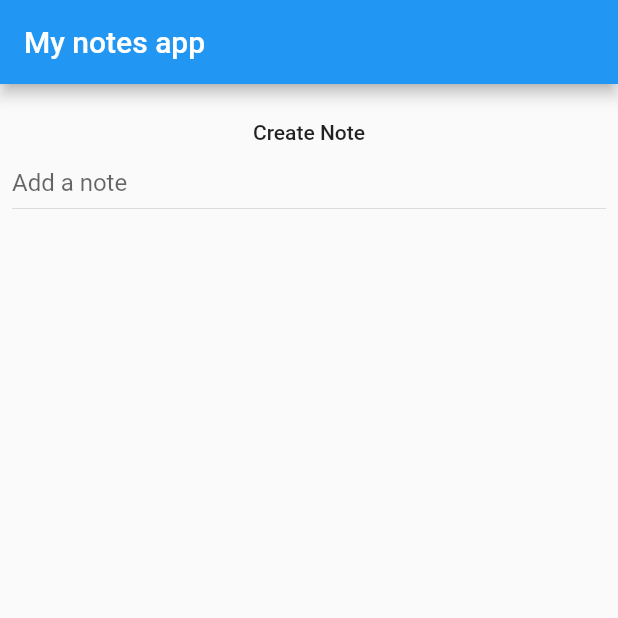
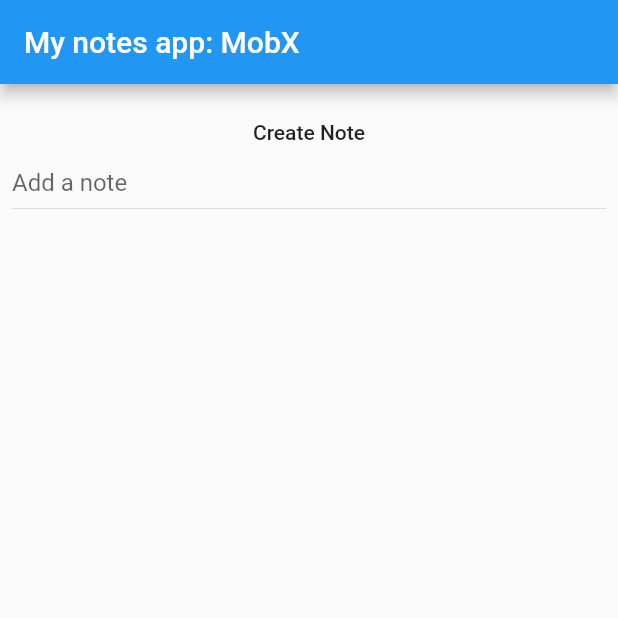
Before and after one commit to chimon2000/flutter_state_five_ways, a Flutter app: the screen it shows after launch, on a phone screen of 412 x 824 dp, the top half of it. Run offline on Flutter 3.47's test engine with Material 2 defaults, Android fonts, the phone set to English and light mode, and no system bars; our stand-ins replace bloc, equatable, flutter_bloc, flutter_mobx, flutter_riverpod, mobx and 1 more; missing offline and left inert: binder, flutter_command; generated files the repository leaves out were written again.

Commit message:
fix: page names match libraries

```diff
--- a/lib/ui/pages/binder/binder.page.dart
+++ b/lib/ui/pages/binder/binder.page.dart
@@ -33,7 +33,7 @@
     final state = context.watch(notesRef);
 
     return Scaffold(
-      appBar: AppBar(title: Text('My notes app')),
+      appBar: AppBar(title: Text('My notes app: binder')),
       body: Padding(
         padding: const EdgeInsets.all(8.0),
         child: Column(
--- a/lib/ui/pages/flutter_command/flutter_command.page.dart
+++ b/lib/ui/pages/flutter_command/flutter_command.page.dart
@@ -31,7 +31,7 @@
   @override
   Widget build(BuildContext context) {
     return Scaffold(
-      appBar: AppBar(title: Text('My notes app')),
+      appBar: AppBar(title: Text('My notes app: flutter command')),
       body: Padding(
         padding: const EdgeInsets.all(8.0),
         child: Column(
--- a/lib/ui/pages/mobx/mobx.page.dart
+++ b/lib/ui/pages/mobx/mobx.page.dart
@@ -30,7 +30,7 @@
   @override
   Widget build(BuildContext context) {
     return Scaffold(
-      appBar: AppBar(title: Text('My notes app')),
+      appBar: AppBar(title: Text('My notes app: MobX')),
       body: Padding(
         padding: const EdgeInsets.all(8.0),
         child: Column(
--- a/lib/ui/pages/riverpod/riverpod.page.dart
+++ b/lib/ui/pages/riverpod/riverpod.page.dart
@@ -31,7 +31,7 @@
   @override
   Widget build(BuildContext context) {
     return Scaffold(
-      appBar: AppBar(title: Text('My notes app')),
+      appBar: AppBar(title: Text('My notes app: riverpod')),
       body: Padding(
         padding: const EdgeInsets.all(8.0),
         child: Column(
```
